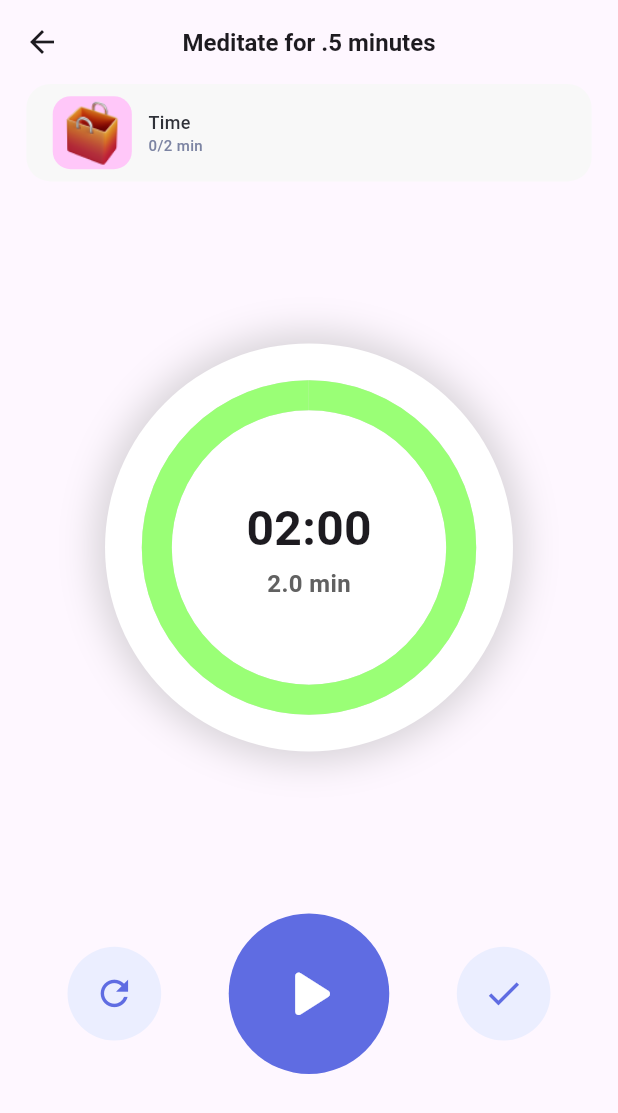
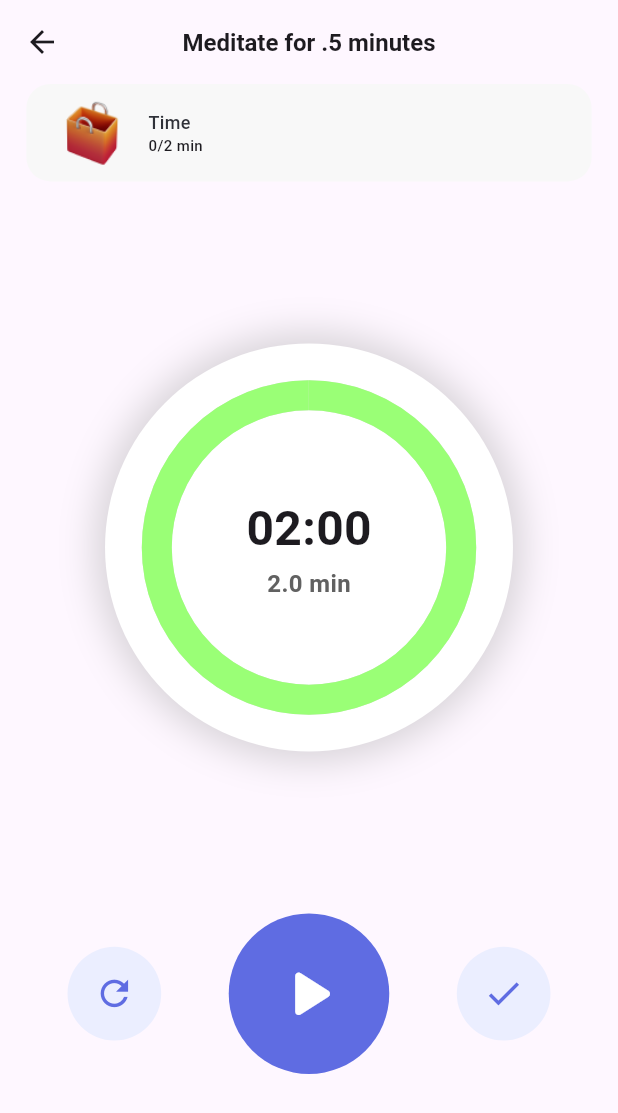
Before and after one commit to cshazem1/habit_tracking, a Flutter app: the TimerViews screen opened by its route, on a phone screen of 412 x 824 dp. Shown: the top 1113 px of the screen. Run offline on Flutter 3.47's test engine with Material 3 defaults, Android fonts, the phone set to English and light mode, and no system bars; our stand-ins replace audioplayers, device_preview, easy_date_timeline, fl_chart, flutter_bloc, flutter_screenutil and 4 more; accounts and stored records are empty; Roboto replaces fonts that are missing (Montserrat); project files that could hold a hidden picture were left out.

Commit message:
edit ui of Stored habit2

```diff
--- a/lib/features/home/presentation/screens/widgets/custom_data_time_line.dart
+++ b/lib/features/home/presentation/screens/widgets/custom_data_time_line.dart
@@ -5,7 +5,6 @@ import '../../../../../core/utlis/styles.dart';
 
 class DataTimeLine extends StatelessWidget {
   const DataTimeLine({super.key});
-
 
 
   @override
--- a/lib/features/home/presentation/screens/widgets/home_view_body.dart
+++ b/lib/features/home/presentation/screens/widgets/home_view_body.dart
@@ -50,6 +50,7 @@ class HomeViewBody extends StatelessWidget {
                       child: CustomItem(
                         isHome: true,
                         itemModel: ItemModel(
+                            color: habit.habitColor,
                             title: habit.habitName,
                             subTitle: habit.reminder,
                             image: habit.habitIcon,
--- a/lib/features/new habit/Data/model/habit_view_model.dart
+++ b/lib/features/new habit/Data/model/habit_view_model.dart
@@ -46,13 +46,19 @@ class HabitViewModel extends ChangeNotifier {
     notifyListeners();
   }
 
-  void addHabit() {
+  void deleteHabit(int index) async {
+    _habitsBox?.deleteAt(index);
+    notifyListeners();
+  }
+
+  void addHabit()  {
     final newHabit = HabitsModel(
         habitName: habitName,
         habitColor: selectedColor,
         habitIcon: selectedIcon,
         timer: selectedTimer,
-        reminder: reminder.toString());
+        reminder: reminder.toString()
+    );
 
     _habitsBox?.add(newHabit);
     notifyListeners();
--- a/lib/features/timer/data/models/item_model.dart
+++ b/lib/features/timer/data/models/item_model.dart
@@ -1,8 +1,8 @@
 class ItemModel{
   String title,image,subTitle,totalTime;
+   int color;
 
-
-  ItemModel({required this.title,required this.subTitle,required this.image,required this.totalTime});
+  ItemModel({required this.title,required this.subTitle,required this.image,required this.totalTime, required this.color});
 
 
 }
--- a/lib/features/timer/presentation/widgets/custom_icon_item.dart
+++ b/lib/features/timer/presentation/widgets/custom_icon_item.dart
@@ -4,15 +4,16 @@ import 'package:flutter_screenutil/flutter_screenutil.dart';
 
 class CustomIconItem extends StatelessWidget {
   const CustomIconItem({required this.image,
-    super.key,
+    super.key, required this.color,
   });
 final String image;
+final int color;
   @override
   Widget build(BuildContext context) {
     return Container(
       decoration: BoxDecoration(
         borderRadius: BorderRadius.circular(12),
-        color: const Color(0xffFFC7F9),
+        color:  Color(color),
       ),
       child: Image.asset(
         image,
--- a/lib/features/timer/presentation/widgets/custom_item.dart
+++ b/lib/features/timer/presentation/widgets/custom_item.dart
@@ -2,7 +2,6 @@ import 'package:flutter/material.dart';
 import 'package:flutter_screenutil/flutter_screenutil.dart';
 import 'package:habit_tracking/features/timer/data/models/item_model.dart';
 import 'package:habit_tracking/features/timer/presentation/widgets/text_and_title_item.dart';
-
 import 'custom_icon_item.dart';
 
 class CustomItem extends StatelessWidget {
@@ -16,11 +15,12 @@ class CustomItem extends StatelessWidget {
   @override
   Widget build(BuildContext context) {
     return Container(
-      margin: EdgeInsets.symmetric(horizontal: 16.w),
+    margin: EdgeInsets.symmetric(horizontal: 16.w),
       padding: EdgeInsets.symmetric(horizontal: 16.w),
       decoration: BoxDecoration(
           borderRadius: BorderRadius.circular(16),
-          color: const Color(0xffF8F8F8)),
+          color:  const Color(0xffF8F8F8)
+      ),
       child: SizedBox(
         height: 64.h,
         child: Row(
@@ -33,6 +33,7 @@ class CustomItem extends StatelessWidget {
                   height: 48.h,
                   width: 48.w,
                   child: CustomIconItem(
+                    color: itemModel.color,
                     image: itemModel.image,
                   ),
                 ),
@@ -49,7 +50,8 @@ class CustomItem extends StatelessWidget {
             ),
             isHome
                 ? GestureDetector(
-                  onTap: () {},
+                  onTap: () {
+                  },
                   child: Container(
                       width: 24.w,
                       height: 24.h,
--- a/lib/features/timer/presentation/widgets/text_and_title_item.dart
+++ b/lib/features/timer/presentation/widgets/text_and_title_item.dart
@@ -25,9 +25,7 @@ class TextAndTitleItem extends StatelessWidget {
             )),
         Text(
             isHome ? "start at $subTitle" : "$subTitle/${(int.parse(totalTime) ~/ 60).toString()} min",
-            style: Styles.textMedium10.copyWith(
-              color: const Color(0xff7C84A3),
-            ))
+            style: Styles.textMedium10)
       ],
     );
   }
--- a/lib/features/timer/presentation/widgets/timer_view_body.dart
+++ b/lib/features/timer/presentation/widgets/timer_view_body.dart
@@ -25,7 +25,7 @@ class TimerViewBody extends StatelessWidget {
                     60)
                 .toString(),
             image: Assets.imagesBagDynamicColor,
-            totalTime: (TimerCubit.get(context).maxTime!).toString()),
+            totalTime: (TimerCubit.get(context).maxTime!).toString(), color: 0),
       ];
       return Column(
         mainAxisAlignment: MainAxisAlignment.spaceBetween,
--- a/lib/main.dart
+++ b/lib/main.dart
@@ -8,7 +8,6 @@ import 'package:habit_tracking/features/new%20habit/Data/model/habits_model.dart
 import 'package:habit_tracking/features/new%20habit/new_habit_view.dart';
 import 'package:hive_flutter/adapters.dart';
 import 'package:provider/provider.dart';
-
 import 'core/routes/app_router.dart';
 
 void main() async{
```
